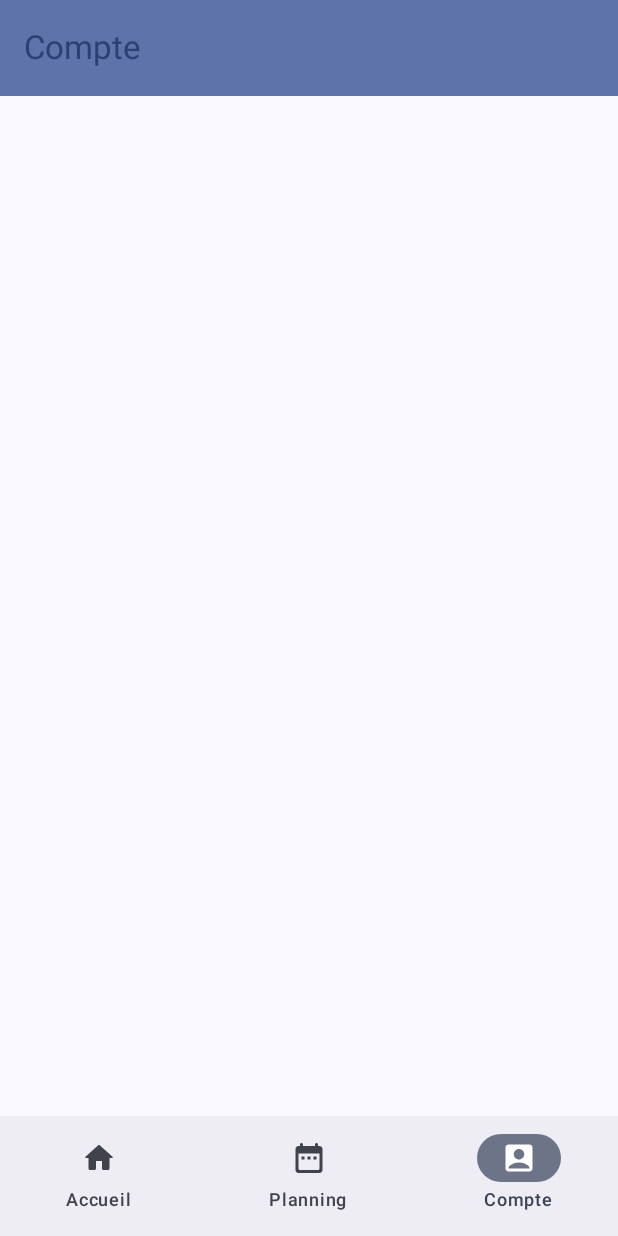
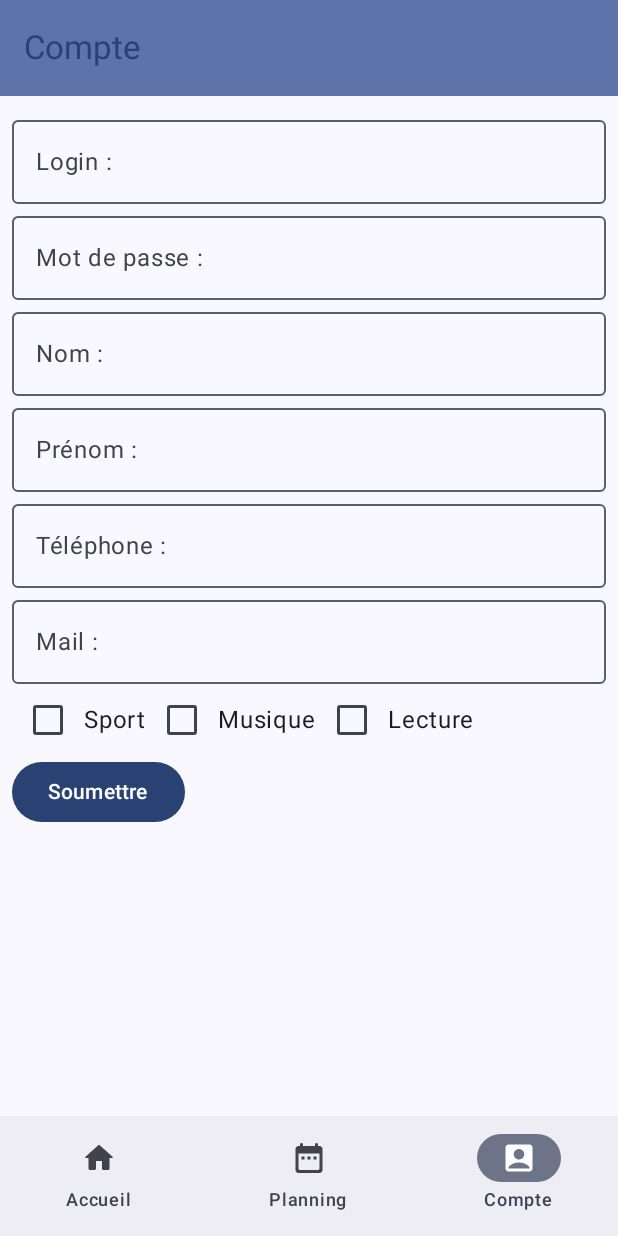
Before and after one commit to RTheoGH/MobileTP3, an Android app built with Jetpack Compose: the screen it shows after launch (MainActivity), item 3 of the bottom bar chosen, on a phone screen of 412 x 824 dp. Run offline under Robolectric (Android 15) with nearby library versions, the phone set to English and light mode, and no system bars; our stand-ins replace Room's generated code.

Commit message:
Initialisation database et page Compte

```diff
--- a/EDT/app/build.gradle.kts
+++ b/EDT/app/build.gradle.kts
@@ -1,6 +1,7 @@
 plugins {
     alias(libs.plugins.android.application)
     alias(libs.plugins.kotlin.android)
+    id("com.google.devtools.ksp")
 }
 
 android {
@@ -66,4 +67,23 @@ dependencies {
     androidTestImplementation(libs.androidx.ui.test.junit4)
     debugImplementation(libs.androidx.ui.tooling)
     debugImplementation(libs.androidx.ui.test.manifest)
+
+    implementation(libs.androidx.room.runtime)
+    annotationProcessor(libs.androidx.room.compiler)
+    ksp(libs.androidx.room.compiler.v250)
+
+    // optional - Kotlin Extensions and Coroutines support for Room
+    implementation(libs.androidx.room.ktx)
+
+    // optional - RxJava2 support for Room
+    implementation(libs.androidx.room.rxjava2)
+
+    // optional - RxJava3 support for Room
+    implementation(libs.androidx.room.rxjava3)
+
+    // optional - Guava support for Room, including Optional and ListenableFuture
+    implementation(libs.androidx.room.guava)
+
+    // optional - Test helpers
+    testImplementation(libs.androidx.room.testing)
 }
--- a/EDT/app/src/main/java/com/example/edt/Accueil.kt
+++ /dev/null
@@ -1,40 +0,0 @@
-package com.example.edt
-
-import androidx.compose.foundation.Image
-import androidx.compose.foundation.gestures.scrollable
-import androidx.compose.foundation.layout.Arrangement
-import androidx.compose.foundation.layout.Column
-import androidx.compose.foundation.layout.PaddingValues
-import androidx.compose.foundation.layout.Spacer
-import androidx.compose.foundation.layout.fillMaxSize
-import androidx.compose.foundation.layout.fillMaxWidth
-import androidx.compose.foundation.layout.height
-import androidx.compose.foundation.layout.padding
-import androidx.compose.foundation.rememberScrollState
-import androidx.compose.foundation.verticalScroll
-import androidx.compose.material3.Text
-import androidx.compose.runtime.Composable
-import androidx.compose.ui.Alignment
-import androidx.compose.ui.Modifier
-import androidx.compose.ui.res.painterResource
-import androidx.compose.ui.unit.dp
-
-@Composable
-fun Accueil(pad : PaddingValues){
-    Column(
-        modifier = Modifier.fillMaxSize().padding(pad).padding(8.dp),
-        horizontalAlignment = Alignment.CenterHorizontally,
-        verticalArrangement = Arrangement.Center
-    ) {
-        Image(
-            painter = painterResource(id = R.drawable.skkyart),
-            contentDescription = "Image de téléphone"
-        )
-        Spacer(modifier = Modifier.height(8.dp))
-        Text(
-            text = "hahaha pff ouais c'est un peu chiant les gars en gros Luden c'est un mythique qui donne de la péné magique et donc en en gros ça donne 6 de péné magique flat donc à 2 items complets.. donc il a 10 de péné flat donc il monte à 16, il a les bottes ça fait 18. Donc 16+18 ça fait 34 si jdis pas de conneries donc 34 + il avait shadow flame donc il a 44 et il a 44 et après du coup le void staff faut faire 44 divisé par 0.6 en gros il fait des dégats purs à un mec jusqu'à 73 d'rm j'avais dit 70 dans le cast à peu près et en gros bah les mecs ils ont pas 70 d'rm parce que globalement y'a eu un patch, en gros y'a le patch qui fait 0.8 d'rm sur les carrys et en gros de base sur lol y'avait pas ça et en gros la botlane va jamais prendre de la rm en lane en tout cas pas beaucoup donc c'est pas ouf en vrai j'pense que son item est nul donc en vrai j'pense soit il enlève shadow flame soit le void staff mais j'pense qu'il vaut mieux enlever shadow flame",
-            modifier = Modifier.height(200.dp).verticalScroll(rememberScrollState())
-        )
-    }
-
-}
--- /dev/null
+++ b/EDT/app/src/main/java/com/example/edt/AppDatabase.kt
@@ -0,0 +1,28 @@
+package com.example.edt
+
+import android.content.Context
+import androidx.room.Database
+import androidx.room.Room
+import androidx.room.RoomDatabase
+
+@Database(entities = [Compte::class], version = 1)
+abstract class AppDatabase : RoomDatabase(){
+    abstract fun compteDao(): CompteDAO
+
+    companion object{
+        @Volatile
+        private var INSTANCE: AppDatabase? = null
+
+        fun getDatabase(context: Context): AppDatabase {
+            return INSTANCE ?: synchronized(this) {
+                val instance = Room.databaseBuilder(
+                    context.applicationContext,
+                    AppDatabase::class.java,
+                    "app_database"
+                ).build()
+                INSTANCE = instance
+                instance
+            }
+        }
+    }
+}
--- a/EDT/app/src/main/java/com/example/edt/Compte.kt
+++ b/EDT/app/src/main/java/com/example/edt/Compte.kt
@@ -1 +1,18 @@
 package com.example.edt
+
+import androidx.room.ColumnInfo
+import androidx.room.Entity
+import androidx.room.PrimaryKey
+
+@Entity(tableName = "compte_table")
+data class Compte(
+    @PrimaryKey(autoGenerate = true)
+    val id: Int = 0,
+    @ColumnInfo(name = "login") val login: String,
+    @ColumnInfo(name = "mdp") val mdp: String,
+    @ColumnInfo(name = "nom") val nom: String,
+    @ColumnInfo(name = "prenom") val prenom: String,
+    @ColumnInfo(name = "telephone") val telephone: String,
+    @ColumnInfo(name = "mail") val mail: String
+    //@ColumnInfo(name = "interets") val interets: List<String>
+)
--- /dev/null
+++ b/EDT/app/src/main/java/com/example/edt/CompteDAO.kt
@@ -0,0 +1,25 @@
+package com.example.edt
+
+import androidx.room.Dao
+import androidx.room.Delete
+import androidx.room.Insert
+import androidx.room.Query
+import androidx.room.Update
+
+@Dao
+interface CompteDAO {
+    @Insert
+    suspend fun insert(compte: Compte)
+
+    @Update
+    suspend fun update(compte: Compte)
+
+    @Delete
+    suspend fun delete(compte: Compte)
+
+    @Query("SELECT * FROM compte_table")
+    fun getAllUsers(): List<Compte>
+
+    @Query("SELECT * FROM compte_table WHERE id = :userId")
+    fun getUserById(userId: Int): Compte?
+}
--- a/EDT/app/src/main/java/com/example/edt/MainActivity.kt
+++ b/EDT/app/src/main/java/com/example/edt/MainActivity.kt
@@ -39,6 +39,9 @@ class MainActivity : ComponentActivity() {
     @OptIn(ExperimentalMaterial3Api::class)
     override fun onCreate(savedInstanceState: Bundle?) {
         super.onCreate(savedInstanceState)
+
+
+
         enableEdgeToEdge()
         setContent {
             EDTTheme {
@@ -98,8 +101,8 @@ fun App(){
     ){ innerPadding ->
         when (screen){
             0 -> { Accueil(innerPadding) }
-            1 -> {}
-            2 -> {}
+            1 -> { Planning(innerPadding) }
+            2 -> { Compte(innerPadding) }
         }
     }
 }
--- /dev/null
+++ b/EDT/app/src/main/java/com/example/edt/PageAccueil.kt
@@ -0,0 +1,23 @@
+package com.example.edt
+
+import androidx.compose.foundation.layout.Arrangement
+import androidx.compose.foundation.layout.Column
+import androidx.compose.foundation.layout.PaddingValues
+import androidx.compose.foundation.layout.fillMaxSize
+import androidx.compose.foundation.layout.padding
+import androidx.compose.runtime.Composable
+import androidx.compose.ui.Alignment
+import androidx.compose.ui.Modifier
+import androidx.compose.ui.unit.dp
+
+@Composable
+fun Accueil(pad : PaddingValues){
+    Column(
+        modifier = Modifier.fillMaxSize().padding(pad).padding(8.dp),
+        horizontalAlignment = Alignment.CenterHorizontally,
+        verticalArrangement = Arrangement.Center
+    ) {
+
+    }
+
+}
--- /dev/null
+++ b/EDT/app/src/main/java/com/example/edt/PageCompte.kt
@@ -0,0 +1,133 @@
+package com.example.edt
+
+import androidx.compose.foundation.ExperimentalFoundationApi
+import androidx.compose.foundation.layout.Column
+import androidx.compose.foundation.layout.PaddingValues
+import androidx.compose.foundation.layout.Row
+import androidx.compose.foundation.layout.fillMaxWidth
+import androidx.compose.foundation.layout.padding
+import androidx.compose.foundation.text.KeyboardOptions
+import androidx.compose.material3.Button
+import androidx.compose.material3.Checkbox
+import androidx.compose.material3.OutlinedTextField
+import androidx.compose.material3.Text
+import androidx.compose.runtime.Composable
+import androidx.compose.runtime.getValue
+import androidx.compose.runtime.mutableStateOf
+import androidx.compose.runtime.remember
+import androidx.compose.runtime.setValue
+import androidx.compose.ui.Alignment
+import androidx.compose.ui.Modifier
+import androidx.compose.ui.platform.LocalContext
+import androidx.compose.ui.text.input.KeyboardType
+import androidx.compose.ui.text.input.PasswordVisualTransformation
+import androidx.compose.ui.unit.dp
+
+@Composable
+fun Compte(pad : PaddingValues){
+
+    val ctx = LocalContext.current
+    val database = AppDatabase.getDatabase(ctx)
+    val compteDao = database.compteDao()
+
+    var login by remember { mutableStateOf("") }
+    var mdp by remember { mutableStateOf("") }
+    var nom by remember { mutableStateOf("") }
+    var prenom by remember { mutableStateOf("") }
+    var telephone by remember { mutableStateOf("") }
+    var mail by remember { mutableStateOf("") }
+
+    var isOption1Checked by remember { mutableStateOf(false) }
+    var isOption2Checked by remember { mutableStateOf(false) }
+    var isOption3Checked by remember { mutableStateOf(false) }
+
+    Column(
+        modifier = Modifier.padding(pad).padding(8.dp)
+    ) {
+        OutlinedTextField(
+            label = {
+                Text("Login :")
+            },
+            value = login,
+            onValueChange = {
+                login = it
+            },
+            modifier = Modifier.fillMaxWidth()
+        )
+        OutlinedTextField(
+            label = {
+                Text("Mot de passe :")
+            },
+            value = mdp,
+            onValueChange = {
+                mdp = it
+            },
+            visualTransformation = PasswordVisualTransformation(),
+            keyboardOptions = KeyboardOptions(keyboardType = KeyboardType.Password),
+            modifier = Modifier.fillMaxWidth()
+        )
+        OutlinedTextField(
+            label = {
+                Text("Nom :")
+            },
+            value = nom,
+            onValueChange = {
+                nom = it
+            },
+            modifier = Modifier.fillMaxWidth()
+        )
+        OutlinedTextField(
+            label = {
+                Text("Prénom :")
+            },
+            value = prenom,
+            onValueChange = {
+                prenom = it
+            },
+            modifier = Modifier.fillMaxWidth()
+        )
+        OutlinedTextField(
+            label = {
+                Text("Téléphone :")
+            },
+            value = telephone,
+            onValueChange = {
+                telephone = it
+            },
+            modifier = Modifier.fillMaxWidth()
+        )
+        OutlinedTextField(
+            label = {
+                Text("Mail :")
+            },
+            value = mail,
+            onValueChange = {
+                mail = it
+            },
+            modifier = Modifier.fillMaxWidth()
+        )
+        Row(verticalAlignment = Alignment.CenterVertically){
+            Checkbox(
+                checked = isOption1Checked,
+                onCheckedChange = { isOption1Checked = it }
+            )
+            Text("Sport")
+            Checkbox(
+                checked = isOption2Checked,
+                onCheckedChange = { isOption2Checked = it }
+            )
+            Text(text = "Musique")
+            Checkbox(
+                checked = isOption3Checked,
+                onCheckedChange = { isOption3Checked = it }
+            )
+            Text(text = "Lecture")
+        }
+        Button(
+            onClick = {}
+        ) {
+            Text(text="Soumettre")
+        }
+    }
+
+}
--- /dev/null
+++ b/EDT/app/src/main/java/com/example/edt/PagePlanning.kt
@@ -0,0 +1,18 @@
+package com.example.edt
+
+import androidx.compose.foundation.layout.Column
+import androidx.compose.foundation.layout.PaddingValues
+import androidx.compose.foundation.layout.padding
+import androidx.compose.runtime.Composable
+import androidx.compose.ui.Modifier
+import androidx.compose.ui.unit.dp
+
+@Composable
+fun Planning(pad : PaddingValues){
+    Column(
+        modifier = Modifier.padding(pad).padding(8.dp)
+    ) {
+
+    }
+
+}
--- a/EDT/app/src/main/java/com/example/edt/Planning.kt
+++ /dev/null
@@ -1 +0,0 @@
-package com.example.edt
--- a/EDT/build.gradle.kts
+++ b/EDT/build.gradle.kts
@@ -2,4 +2,5 @@
 plugins {
     alias(libs.plugins.android.application) apply false
     alias(libs.plugins.kotlin.android) apply false
+    id("com.google.devtools.ksp") version "1.9.0-1.0.13" apply false
 }
```
Also changed, not shown: EDT/gradle/libs.versions.toml (+12 -0 lines), EDT/app/src/main/res/drawable/skkyart.jpg (deleted).
